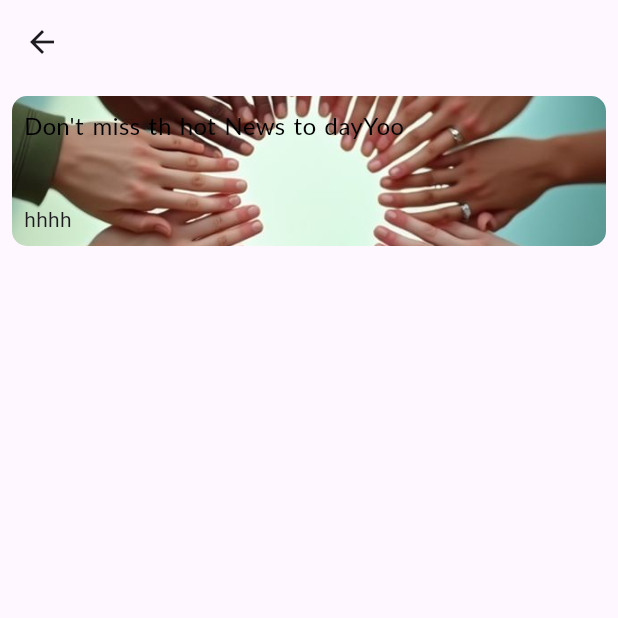
After one commit to TWARIQABDUL/connect_app, a Flutter app: the HomePage screen opened by its route, on a phone screen of 412 x 824 dp, the top half of it. The commit adds this screen. Run offline on Flutter 3.47's test engine with Material 3 defaults, Android fonts, the phone set to English and light mode, and no system bars; our stand-ins replace flutter_form_builder, get, google_fonts.

Commit message:
[Feture] Added the home page

```diff
--- a/lib/main.dart
+++ b/lib/main.dart
@@ -1,4 +1,5 @@
 import 'package:connect/pages/forget_pwd.dart';
+import 'package:connect/pages/home.dart';
 import 'package:connect/pages/landingpage.dart';
 import 'package:connect/pages/login_screen.dart';
 import 'package:connect/pages/new_password.dart';
@@ -16,6 +17,7 @@ void main() {
       initialRoute: '/welcome',
       getPages: [
         GetPage(name: '/', page: () => LandingPage()),
+        GetPage(name: '/home', page: () => HomePage()),
         GetPage(name: '/welcome', page: () => WelcomePage()),
         GetPage(name: '/login', page: () => LoginScreen()),
         GetPage(name: '/register', page: () => RegisterPage()),
--- /dev/null
+++ b/lib/pages/home.dart
@@ -0,0 +1,34 @@
+import 'package:connect/widgets/custom_widget.dart';
+import 'package:flutter/material.dart';
+import 'package:get/get.dart';
+
+class HomePage extends GetView {
+  const HomePage({super.key});
+
+  @override
+  Widget build(BuildContext context) {
+    return Scaffold(
+      appBar: AppBar(
+        actions: [
+
+        ],
+      ),
+      body: ListView(
+        children: [
+              Padding(
+
+                padding: const EdgeInsets.all(8.0),
+                child: RoundedBgImage(
+                bgImage:  ImageWidget(imagePath: "images/tgth.jpeg",imgHeight: 100,),
+                widgetActions: WidgetActions(
+                  title: CustomText(content: "Don't miss th hot News to day"),
+                  tag: "Yoo",
+                ),
+                ),
+              )
+
+            ],
+          )
+    );
+  }
+}
--- a/lib/widgets/custom_widget.dart
+++ b/lib/widgets/custom_widget.dart
@@ -107,10 +107,10 @@ class CustomButton extends GetView {
   });
   @override
   Widget build(BuildContext context) {
-    // TODO: implement build
     return Row(
       children: [
         Expanded(
+
           child: TextButton(
 
             style: TextButton.styleFrom(
@@ -157,9 +157,81 @@ class ImageWidget extends StatelessWidget {
   @override
   Widget build(BuildContext context) {
     return SizedBox(
+
       height: imgHeight ?? Get.height,
       width: imgWidth ?? Get.width,
       child: Image.asset(imagePath, fit: BoxFit.cover),
     );
   }
 }
+
+
+// ############# styled bg image############
+
+class RoundedBgImage extends GetView {
+
+  final Widget bgImage;
+  final Widget widgetActions;
+  const RoundedBgImage({
+    required this.bgImage,
+    required this.widgetActions
+  });
+
+  @override
+  Widget build(BuildContext context) {
+    return Container(
+      decoration: BoxDecoration(
+        borderRadius: BorderRadius.circular(10)
+      ),
+      clipBehavior: Clip.antiAlias,
+      child: Stack(
+        children: [
+          bgImage,
+          Positioned(
+            top: 0,bottom: 0,
+            child:
+          Padding(
+            padding: const EdgeInsets.all(8.0),
+            child: widgetActions,
+          ))
+        ],
+      ),
+    );
+  }
+}
+class WidgetActions extends GetView {
+
+  final CustomText title;
+  final String? tag;
+  final CustomButton? buton;
+  final Widget? icon;
+
+WidgetActions({required this.title, this.buton,this.icon,this.tag});
+  @override
+  Widget build(BuildContext context) {
+  return Expanded(
+    flex: 1,
+    // height: MediaQuery.of(context).size.height, // Makes it full screen height
+    child: Column(
+          crossAxisAlignment: CrossAxisAlignment.start,
+
+      mainAxisAlignment: MainAxisAlignment.spaceBetween,
+      children: [
+        // top column
+        Row(
+          children: [
+            title,
+            (tag == null)? SizedBox():CustomText(content: tag!)
+          ],
+        ),
+        // bottom Column
+        Column(
+          children: [
+            Text("hhhh")
+          ],
+        )
+      ],
+    ),
+  );
+}
+}
--- a/lib/widgets/form.dart
+++ b/lib/widgets/form.dart
@@ -40,7 +40,12 @@ class FormWidget extends GetView {
             ),
             // SizedBox(height: 30),
 
-            CustomButton(buttonText: "Login"),
+            CustomButton(
+              buttonText: "Login",
+              action: (){
+                Get.offNamed('/home');
+              },
+            ),
             Row(
               mainAxisAlignment: MainAxisAlignment.center,
               children: [
```
